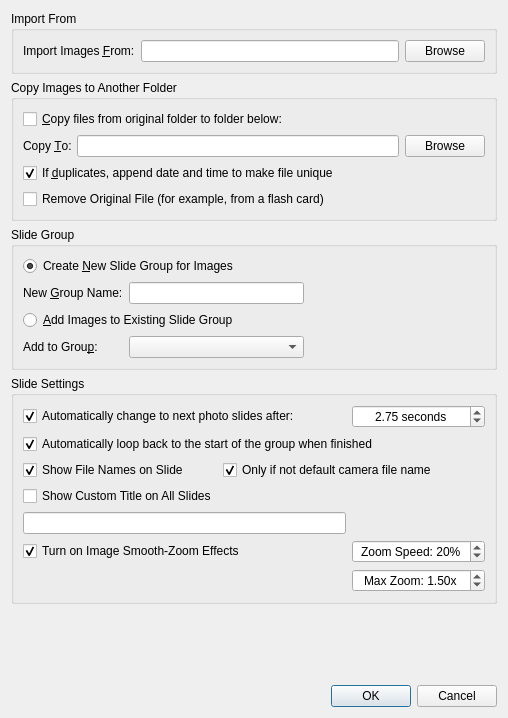
Above: src/ImageImportDialog.ui from google-code-export/dviz before the change. Below: the same form after it.
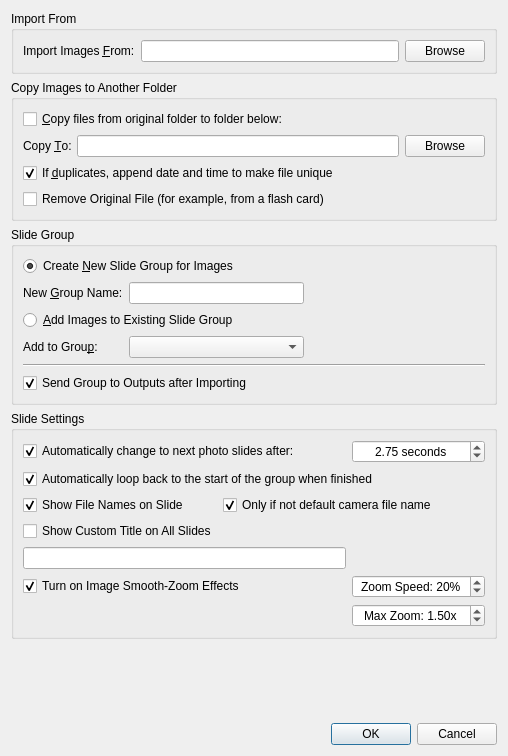
That is the form after the change.

Commit message: Added 'go live when imported' to ImageImportDialog and other minor improvments to said dialog. Fixed major memory leak in TextBox warming thread. Moved document autosave to Main Window and into a thread. Adjusted queued icon generation modes of documentand  slide group models. Ran dviz through valgrind - added leak list to Features.txt.

What changed in the file:
```diff
--- a/src/ImageImportDialog.ui
+++ b/src/ImageImportDialog.ui
@@ -7,7 +7,7 @@
     <x>0</x>
     <y>0</y>
     <width>508</width>
-    <height>718</height>
+    <height>756</height>
    </rect>
   </property>
   <property name="windowTitle">
@@ -158,6 +158,23 @@
         </property>
        </spacer>
       </item>
+      <item row="5" column="0" colspan="3">
+       <widget class="Line" name="line">
+        <property name="orientation">
+         <enum>Qt::Horizontal</enum>
+        </property>
+       </widget>
+      </item>
+      <item row="6" column="0" colspan="3">
+       <widget class="QCheckBox" name="goLive">
+        <property name="text">
+         <string>Send Group to Outputs after Importing</string>
+        </property>
+        <property name="checked">
+         <bool>true</bool>
+        </property>
+       </widget>
+      </item>
      </layout>
     </widget>
    </item>
```
The commit also changes 24 other files.
